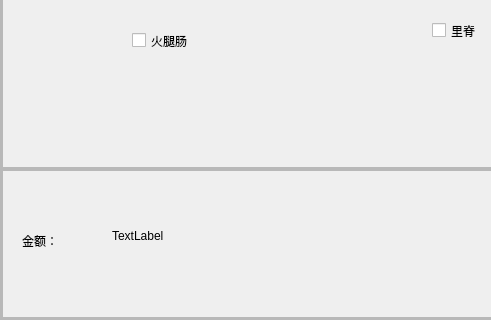
Before: the Qt Designer form gobuywidget.ui in nanjingblue/Pancake-stall, drawn with Qt 5; both pictures show x 0 to 491 and y 282 to 602 of the 1162 by 602 pixel window.
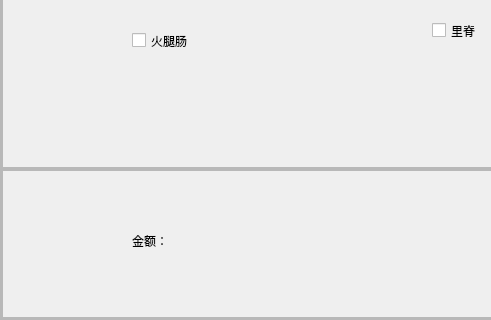
After: the same form once the commit is applied. Icons and pictures are not drawn.

The edit to the form file:
```diff
--- a/gobuywidget.ui
+++ b/gobuywidget.ui
@@ -387,7 +387,7 @@
            <widget class="QLabel" name="label">
             <property name="geometry">
              <rect>
-              <x>110</x>
+              <x>210</x>
               <y>30</y>
               <width>141</width>
               <height>71</height>
@@ -397,7 +397,7 @@
              <string notr="true">font: 18pt &quot;宋体&quot;;</string>
             </property>
             <property name="text">
-             <string>TextLabel</string>
+             <string/>
             </property>
            </widget>
            <widget class="QPushButton" name="pushButton">
@@ -416,7 +416,7 @@
            <widget class="QLabel" name="label_10">
             <property name="geometry">
              <rect>
-              <x>20</x>
+              <x>130</x>
               <y>40</y>
               <width>61</width>
               <height>61</height>
```
